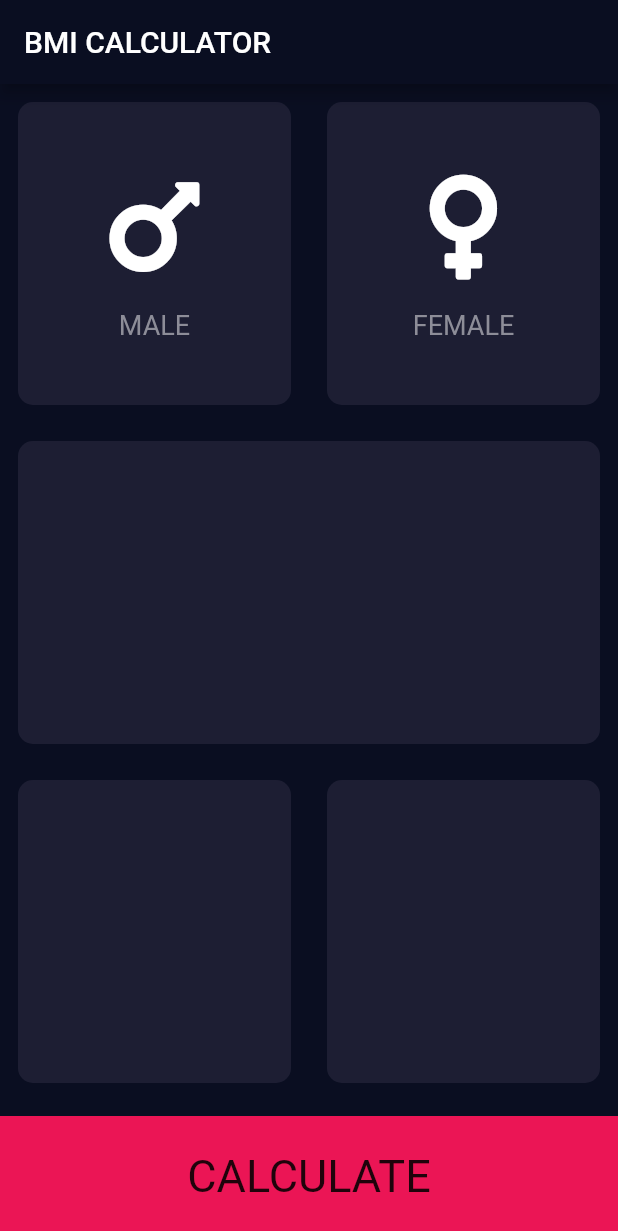
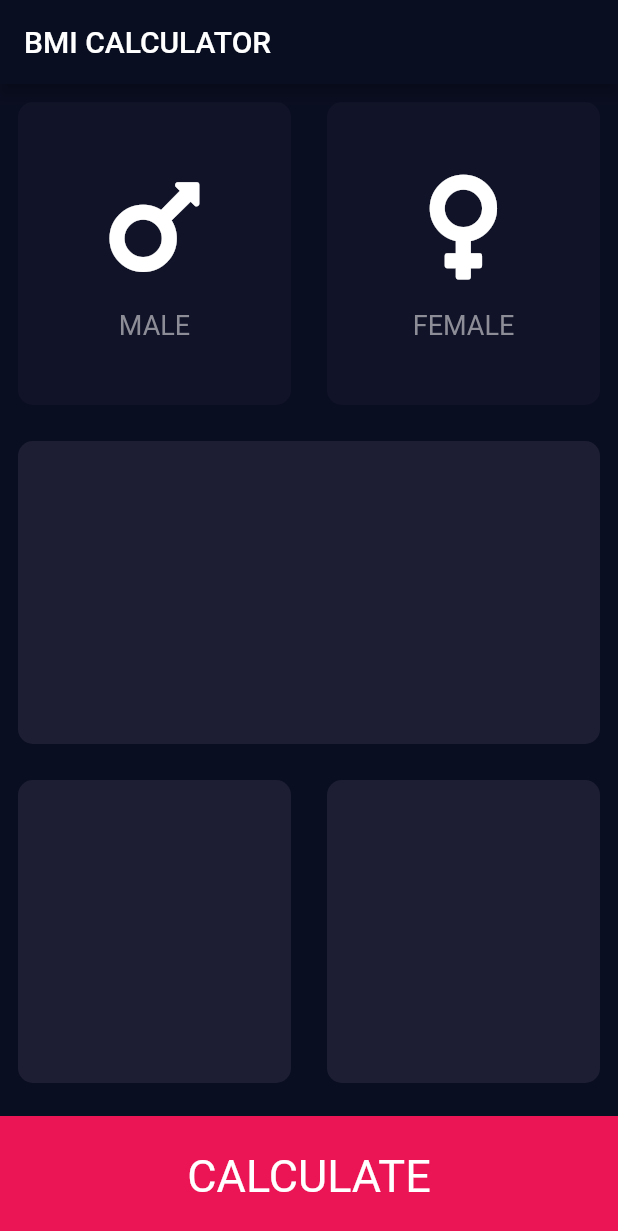
Before and after one commit to gaiyadev/bmi_calculator, a Flutter app: the screen it shows after launch, on a phone screen of 412 x 824 dp. Shown: the top 1231 px of the screen. Run offline on Flutter 3.47's test engine with Material 2 defaults, Android fonts, the phone set to English and light mode, and no system bars; our stand-ins replace font_awesome_flutter.

Commit message:
changing card colors on tap

```diff
--- a/lib/constants.dart
+++ b/lib/constants.dart
@@ -4,6 +4,7 @@ const bottomContainerHeight = 80.0;
 const iconSize = 80.0;
 const iconColor = Colors.white;
 const activeCardColor = Color(0XFF1D1E33);
+const inactiveCardColor = Color(0XFF111328);
 const bottomContainerColor = Color(0XFFEB1555);
 const labelColor = TextStyle(
   fontSize: 18.0,
--- a/lib/home.dart
+++ b/lib/home.dart
@@ -10,6 +10,29 @@ class InputPage extends StatefulWidget {
 }
 
 class _InputPageState extends State<InputPage> {
+  Color maleCardColor = inactiveCardColor;
+  Color femaleCardColor = inactiveCardColor;
+
+  //when tap
+  void updateColor(int gender) {
+    if (gender == 1) {
+      if (maleCardColor == inactiveCardColor) {
+        maleCardColor = activeCardColor;
+        femaleCardColor = inactiveCardColor;
+      } else {
+        maleCardColor = inactiveCardColor;
+      }
+    }
+    if (gender == 2) {
+      if (femaleCardColor == inactiveCardColor) {
+        femaleCardColor = activeCardColor;
+        maleCardColor = inactiveCardColor;
+      } else {
+        femaleCardColor = inactiveCardColor;
+      }
+    }
+  }
+
   @override
   Widget build(BuildContext context) {
     return Scaffold(
@@ -22,21 +45,35 @@ class _InputPageState extends State<InputPage> {
             child: Row(
               children: [
                 Expanded(
+                  child: GestureDetector(
+                    onTap: () {
+                      setState(() {
+                        updateColor(1);
+                      });
+                    },
                     child: ReuseableCard(
                       cardChild: ReuseableIcon(
                         icon: FontAwesomeIcons.mars,
                         label: 'MALE',
                       ),
-                    colour: activeCardColor,
+                      colour: maleCardColor,
+                    ),
                   ),
                 ),
                 Expanded(
+                  child: GestureDetector(
+                    onTap: () {
+                      setState(() {
+                        updateColor(2);
+                      });
+                    },
                     child: ReuseableCard(
                       cardChild: ReuseableIcon(
                         label: 'FEMALE',
                         icon: FontAwesomeIcons.venus,
                       ),
-                    colour: activeCardColor,
+                      colour: femaleCardColor,
+                    ),
                   ),
                 )
               ],
@@ -71,7 +108,10 @@ class _InputPageState extends State<InputPage> {
             child: Center(
               child: Text(
                 'CALCULATE',
-                style: TextStyle(fontSize: 30.0),
+                style: TextStyle(
+                  fontSize: 30.0,
+                  color: Colors.white,
+                ),
               ),
             ),
           ),
```
Lines whose indentation alone changed are shown as unchanged.
